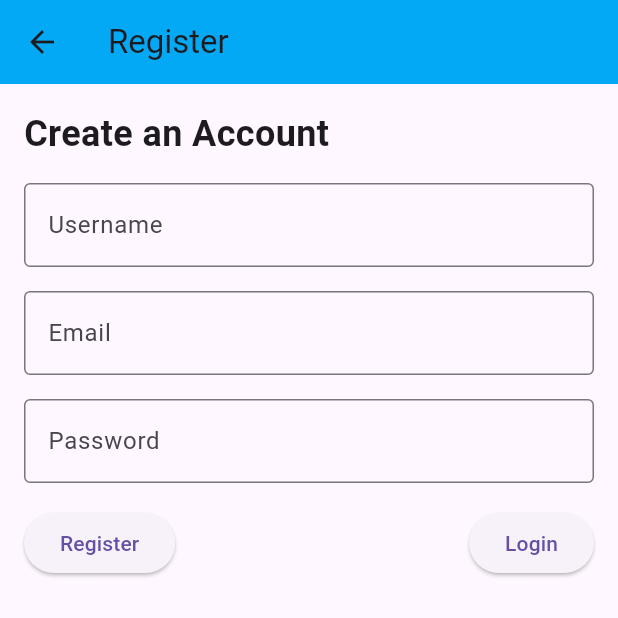
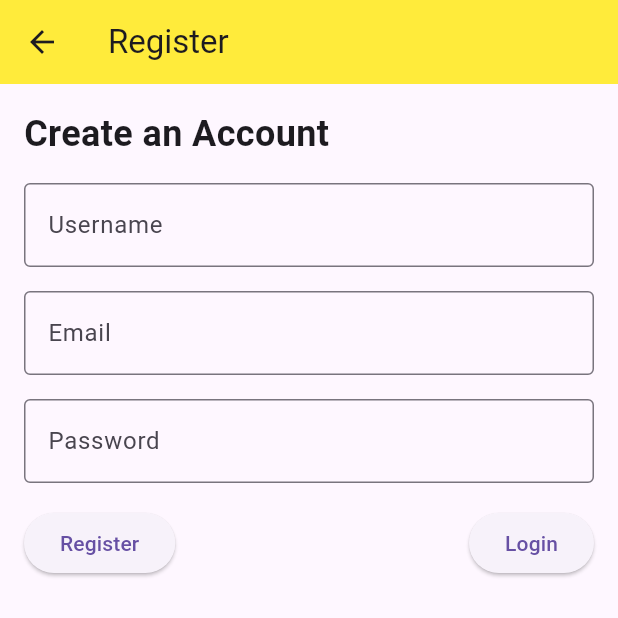
Before and after one commit to Raghavendra-J-R/cookConnect, a Flutter app: the RegistrationPage screen opened by its route, on a phone screen of 412 x 824 dp, the top half of it. Run offline on Flutter 3.47's test engine with Material 3 defaults, Android fonts, the phone set to English and light mode, and no system bars; our stand-ins replace carousel_slider, firebase_auth, firebase_core, firebase_database; accounts and stored records are empty.

Commit message:
just checking commit

```diff
--- a/lib/register.dart
+++ b/lib/register.dart
@@ -41,7 +41,7 @@ class _RegistrationPageState extends State<RegistrationPage> {
     return Scaffold(
       appBar: AppBar(
         title: const Text('Register'),
-        backgroundColor: Colors.lightBlue,
+        backgroundColor: Colors.yellow,
       ),
       body: Padding(
         padding: const EdgeInsets.all(16.0),
```
